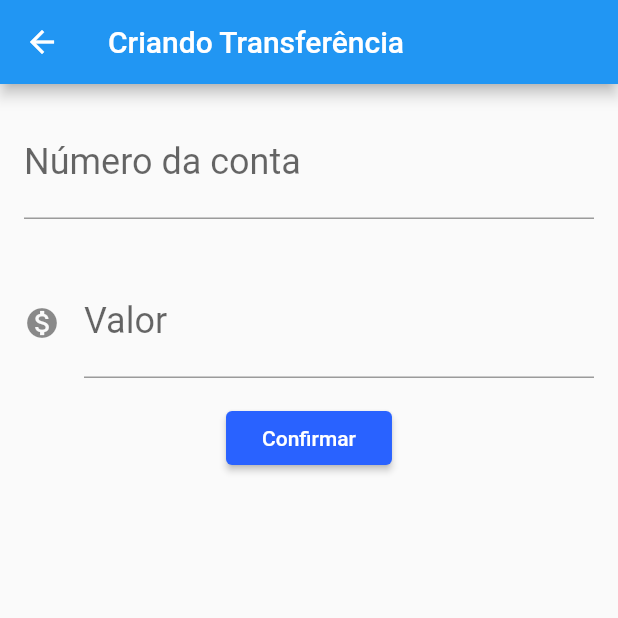
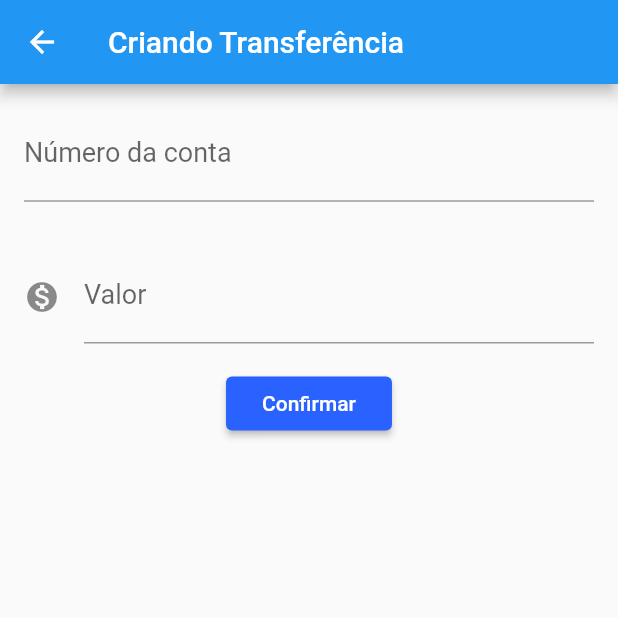
Before and after one commit to devCarlosAlexandre/Bytebank-Flutter, a Flutter app: the FormularioTransferencia screen opened directly, on a phone screen of 412 x 824 dp, the top half of it. Run offline on Flutter 3.47's test engine with Material 2 defaults, Android fonts, the phone set to English and light mode, and no system bars.

Commit message:
não estavel ainda

```diff
--- a/lib/components/editor.dart
+++ b/lib/components/editor.dart
@@ -19,7 +19,7 @@ class Editor extends StatelessWidget {
       padding: const EdgeInsets.all(16.0),
       child: TextField(
         controller: controlador,
-        style: TextStyle(fontSize: 24.0),
+        style: TextStyle(fontSize: 18.0),
         decoration: InputDecoration(
           icon: icone != null ? Icon(icone) : null,
           labelText: rotulo,
--- a/lib/screens/transferencia/formulario.dart
+++ b/lib/screens/transferencia/formulario.dart
@@ -41,6 +41,7 @@ class FormularioTransferenciaState extends State<FormularioTransferencia> {
                 controlador: _controladorCampoNumeroConta,
                 dica: _dicaCampoNumeroConta,
                 rotulo: _rotuloCampoNumeroConta,
+
               ),
               Editor(
                 dica: _dicaCampoValor,
```
